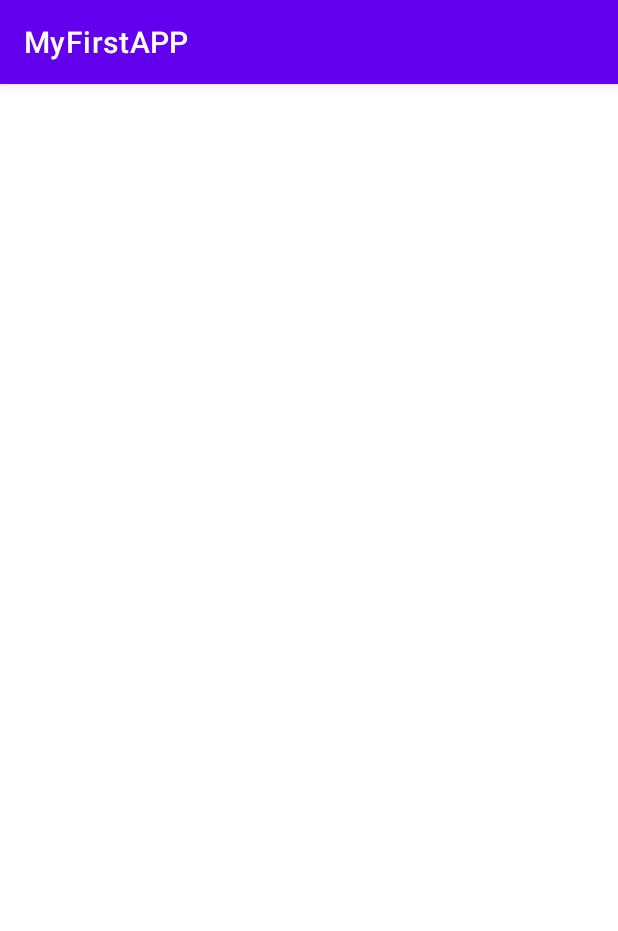
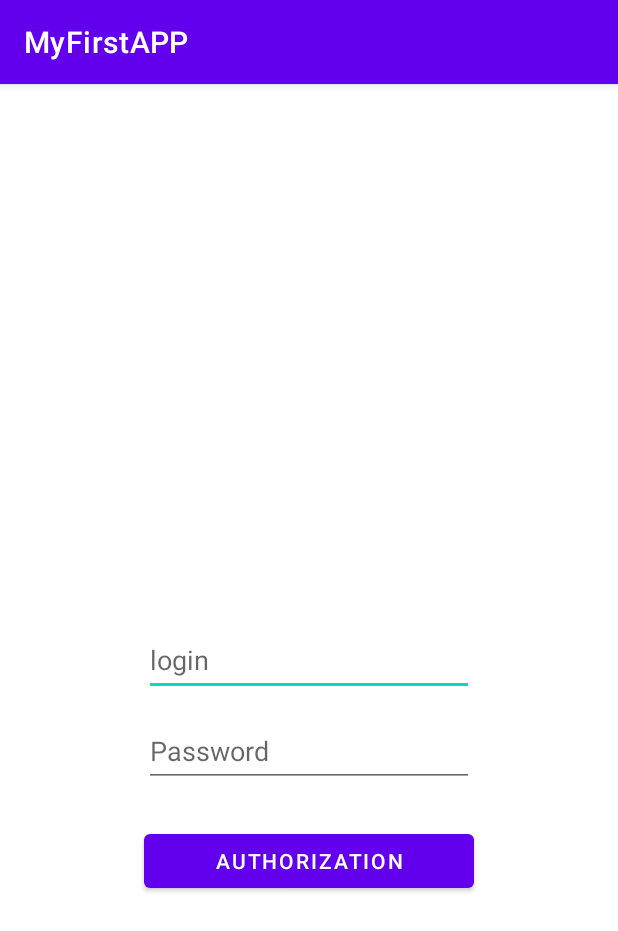
Before and after one commit to gadelshin2011/MyFirstAPP, an Android app: the screen it shows after launch (MainActivity), on a phone screen of 412 x 824 dp. Shown: the top 931 px of the screen. Run offline under Robolectric (Android 15) with nearby library versions, the phone set to English and light mode, and no system bars.

Commit message:
добавил два активити, перечу файлов и тд

```diff
--- a/app/src/main/AndroidManifest.xml
+++ b/app/src/main/AndroidManifest.xml
@@ -9,6 +9,9 @@
         android:roundIcon="@mipmap/ic_launcher_round"
         android:supportsRtl="true"
         android:theme="@style/Theme.MyFirstAPP">
+        <activity
+            android:name=".Registration"
+            android:exported="true" />
         <activity
             android:name=".SelectionMenu"
             android:exported="true" />
--- a/app/src/main/res/layout/activity_main.xml
+++ b/app/src/main/res/layout/activity_main.xml
@@ -8,9 +8,9 @@
 
     <ImageView
         android:id="@+id/showPicture"
-        android:layout_width="322dp"
-        android:layout_height="244dp"
-        app:layout_constraintBottom_toBottomOf="parent"
+        android:layout_width="161dp"
+        android:layout_height="122dp"
+        app:layout_constraintBottom_toBottomOf="@id/twInfo"
         app:layout_constraintTop_toTopOf="parent"
         app:layout_constraintStart_toStartOf="parent"
         app:layout_constraintEnd_toEndOf="parent"
@@ -19,51 +19,82 @@
         app:layout_constraintHorizontal_bias="0.5"
         android:visibility="gone"
         />
+    <TextView
+        android:id="@+id/twInfo"
+        android:layout_width="@dimen/widthButton"
+        android:layout_height="@dimen/heightTextView"
+        app:layout_constraintHorizontal_bias="0.500"
+        app:layout_constraintVertical_bias="0.850"
+        app:layout_constraintTop_toTopOf="parent"
+        app:layout_constraintBottom_toBottomOf="@id/editTextPersonName"
+        app:layout_constraintStart_toStartOf="parent"
+        app:layout_constraintEnd_toEndOf="parent"
+
+
+
+         />
 
     <EditText
         android:id="@+id/editTextPersonName"
         android:layout_width="@dimen/widthButton"
-        android:layout_height="@dimen/heightTextView"
+        android:layout_height="@dimen/heightButton"
+        android:clickable="false"
         android:ems="10"
         android:hint="login"
         android:inputType="textPersonName"
         android:minHeight="48dp"
         app:layout_constraintBottom_toBottomOf="parent"
         app:layout_constraintEnd_toEndOf="parent"
-        app:layout_constraintHorizontal_bias="0.502"
+        app:layout_constraintHorizontal_bias="0.500"
         app:layout_constraintStart_toStartOf="parent"
         app:layout_constraintTop_toTopOf="parent"
-        app:layout_constraintVertical_bias="0.600" />
+        app:layout_constraintVertical_bias="0.500" />
 
     <EditText
-        android:id="@+id/editTextPersonPasswordd"
+        android:id="@+id/editTextPersonPassword"
         android:layout_width="@dimen/widthButton"
-        android:layout_height="@dimen/heightTextView"
+        android:layout_height="@dimen/heightButton"
         android:ems="10"
         android:hint="Password"
         android:inputType="textPassword"
         android:minHeight="48dp"
         app:layout_constraintBottom_toBottomOf="parent"
         app:layout_constraintEnd_toEndOf="parent"
-        app:layout_constraintHorizontal_bias="0.502"
+        app:layout_constraintHorizontal_bias="0.500"
         app:layout_constraintStart_toStartOf="parent"
-        app:layout_constraintTop_toTopOf="@id/editTextPersonName"
-        app:layout_constraintVertical_bias="0.200" />
+        app:layout_constraintTop_toBottomOf="@+id/editTextPersonName"
+        app:layout_constraintVertical_bias="0.04" />
 
     <Button
         android:id="@+id/buttonAuthorization"
         android:layout_width="@dimen/widthButton"
-        android:layout_height="@dimen/heightTextView"
+        android:layout_height="@dimen/heightButton"
         android:text="Authorization"
         app:layout_constraintBottom_toBottomOf="parent"
         app:layout_constraintEnd_toEndOf="parent"
         app:layout_constraintHorizontal_bias="0.500"
         app:layout_constraintStart_toStartOf="parent"
-        app:layout_constraintTop_toBottomOf="@+id/editTextPersonPasswordd"
-        app:layout_constraintVertical_bias="0.400"
+        app:layout_constraintTop_toBottomOf="@+id/editTextPersonPassword"
+        app:layout_constraintVertical_bias="0.100"
         android:onClick="onClickDataVerification"
 
         />
+    <Button
+        android:id="@+id/buttonRegistration"
+        android:layout_width="@dimen/widthButton"
+        android:layout_height="@dimen/heightButton"
+        android:text="Registration"
+        android:onClick="onClickRegistration"
+        app:layout_constraintBottom_toBottomOf="parent"
+        app:layout_constraintEnd_toEndOf="parent"
+        app:layout_constraintHorizontal_bias="0.500"
+        app:layout_constraintStart_toStartOf="parent"
+        app:layout_constraintTop_toBottomOf="@+id/buttonAuthorization"
+        app:layout_constraintVertical_bias="0.100"
+        android:visibility="gone"
+        />
+
+
 
 
 </androidx.constraintlayout.widget.ConstraintLayout>
--- a/app/src/main/res/values/dimens.xml
+++ b/app/src/main/res/values/dimens.xml
@@ -1,7 +1,8 @@
 <?xml version="1.0" encoding="utf-8"?>
 <resources>
     <dimen name="widthButton">220dp</dimen>
-    <dimen name="heightTextView">48dp</dimen>
+    <dimen name="heightButton">48dp</dimen>
+    <dimen name="heightTextView">32dp</dimen>
 
 
 </resources>
--- a/app/src/main/res/values/strings.xml
+++ b/app/src/main/res/values/strings.xml
@@ -1,5 +1,16 @@
 <resources>
+    <!--MainActivity -->
     <string name="app_name">MyFirstAPP</string>
+    <string name="falseINFO">Не правильные данные</string>
+    <string name="keyReg1">keyReg1</string>
+    <string name="keyReg">keyReg</string>
+
+
+    <!--test data -->
     <string name="login">admin</string>
     <string name="password">admin</string>
+
+
+
+
 </resources>
--- a/build.gradle
+++ b/build.gradle
@@ -6,7 +6,7 @@ buildscript {
     }
     dependencies {
         classpath "com.android.tools.build:gradle:7.0.0"
-        classpath 'org.jetbrains.kotlin:kotlin-gradle-plugin:1.5.21'
+        classpath 'org.jetbrains.kotlin:kotlin-gradle-plugin:1.5.30'
 
         // NOTE: Do not place your application dependencies here; they belong
         // in the individual module build.gradle files
```
Also changed, not shown: app/src/main/java/com/example/myfirstapp/MainActivity.kt (+45 -16 lines), app/src/main/java/com/example/myfirstapp/Registration.kt (added, +33 -0 lines), app/src/main/java/com/example/myfirstapp/SelectionMenu.kt (+21 -1 lines), app/src/main/res/layout/activity_registration.xml (added, +48 -0 lines), app/src/main/res/layout/activity_selection_menu.xml (+14 -0 lines).
